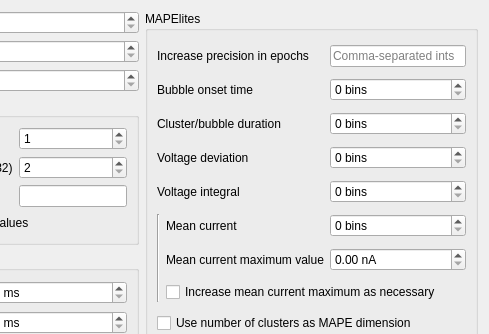
First picture: the form in src/gui/wavegendatadialog.ui, repository CompEphys-team/rtdo, before the edit; both pictures show x 213 to 702 and y 0 to 334 of the 702 by 422 pixel window.
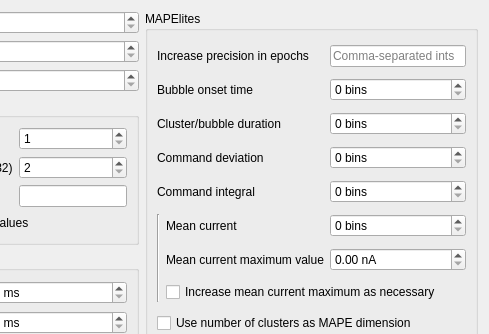
Second picture: the form after the edit.

Commit message: More voltage to voltage|current GUI replacements

Patch:
```diff
--- a/src/gui/wavegendatadialog.ui
+++ b/src/gui/wavegendatadialog.ui
@@ -224,14 +224,14 @@
       <item row="4" column="0" colspan="2">
        <widget class="QLabel" name="label_10">
         <property name="text">
-         <string>Voltage integral</string>
+         <string>Command integral</string>
         </property>
        </widget>
       </item>
       <item row="3" column="0" colspan="2">
        <widget class="QLabel" name="label_9">
         <property name="text">
-         <string>Voltage deviation</string>
+         <string>Command deviation</string>
         </property>
        </widget>
       </item>
```
The commit also changes 3 other files.
